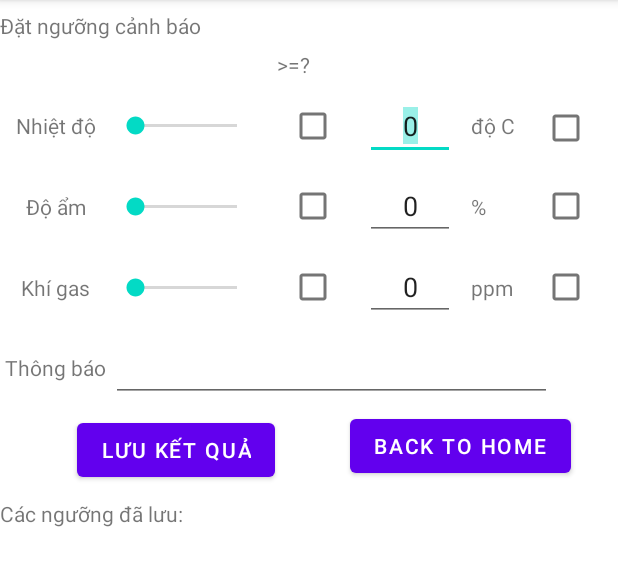
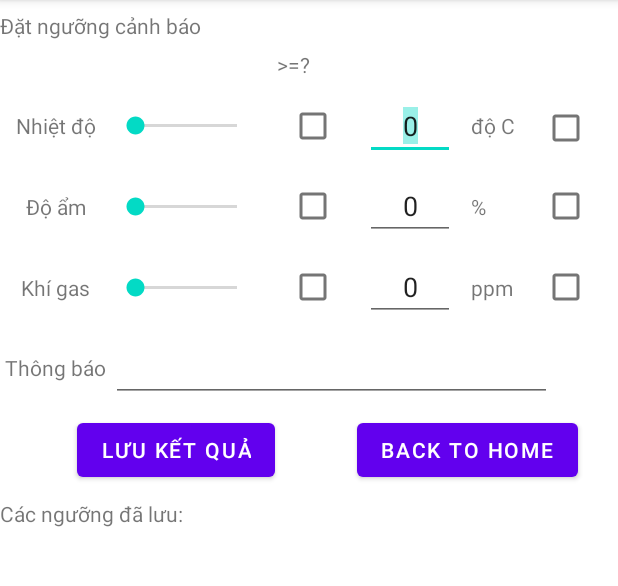
Before and after one commit to NgocHuyen19521645/NT131.M11_12, an Android app: the MainActivity2 screen opened directly, with no data from a screen before it, on a phone screen of 412 x 824 dp, the part 84-670 px from its top. Run offline under Robolectric (Android 15) with nearby library versions, the phone set to English and light mode, and no system bars.

Commit message:
edit some xml :(((

```diff
--- a/App/App/app/src/main/res/layout/activity_main2.xml
+++ b/App/App/app/src/main/res/layout/activity_main2.xml
@@ -266,10 +266,11 @@
         android:id="@+id/idbtnHomeback"
         android:layout_width="wrap_content"
         android:layout_height="wrap_content"
-        android:layout_marginStart="18dp"
-        android:layout_marginTop="5dp"
+
         android:text="Back To Home"
+        app:layout_constraintBottom_toTopOf="@+id/tvLabel"
         app:layout_constraintEnd_toEndOf="parent"
+        app:layout_constraintHorizontal_bias="0.672"
         app:layout_constraintStart_toEndOf="@+id/btSave"
         app:layout_constraintTop_toBottomOf="@+id/edtMessage" />
 
```
